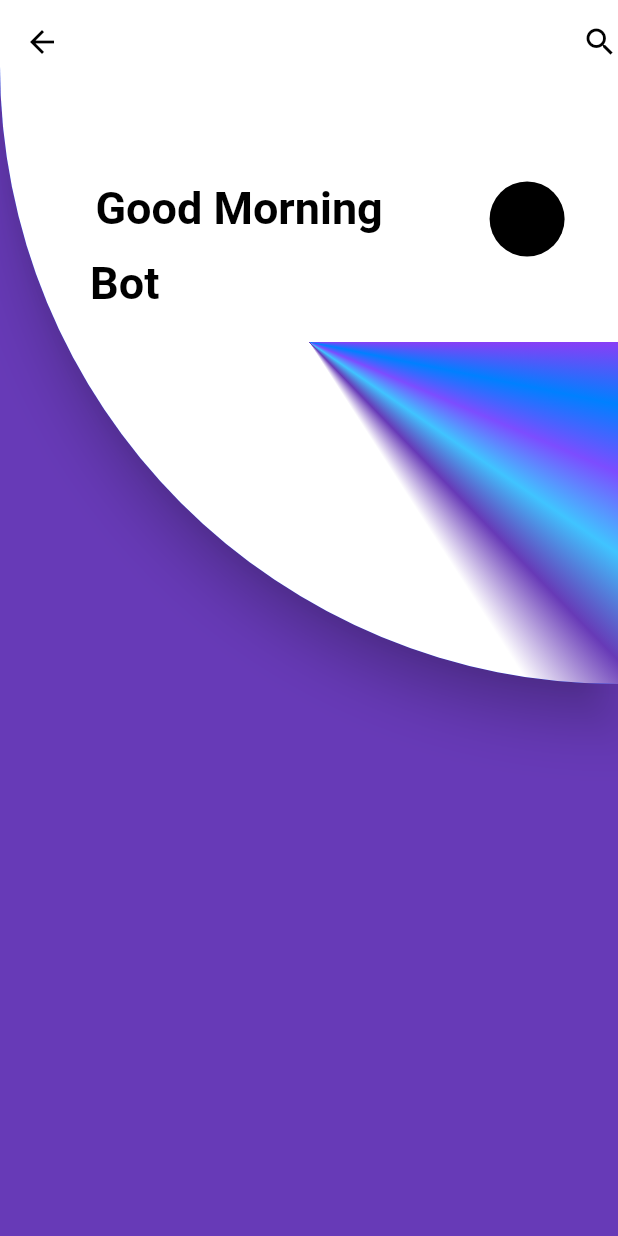
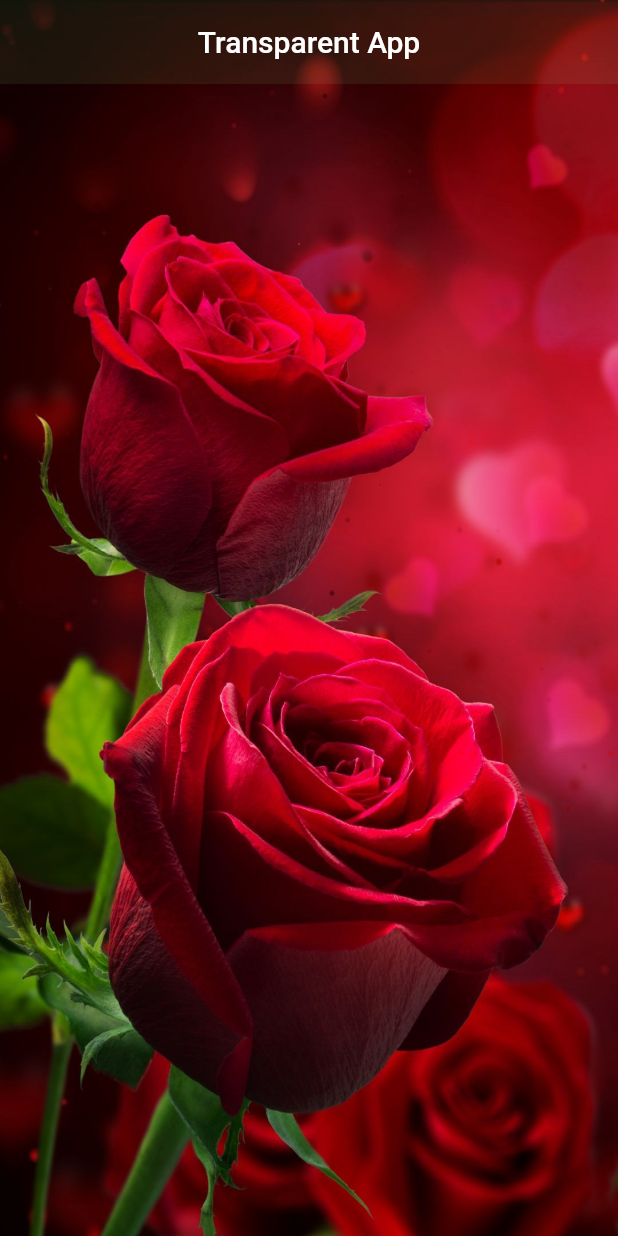
Before and after one commit to BabitaAnandKrishna/shape_appbar, a Flutter app: the screen it shows after launch, on a phone screen of 412 x 824 dp. Run offline on Flutter 3.47's test engine with Material 2 defaults, Android fonts, the phone set to English and light mode, and no system bars.

Commit message:
Transparent App bar

```diff
--- a/lib/Screen/FlasDesignAppBar.dart
+++ b/lib/Screen/FlasDesignAppBar.dart
@@ -5,28 +5,39 @@ class FlashDesignAppBar extends StatelessWidget {
   @override
   Widget build(BuildContext context) {
     return Scaffold(
-      backgroundColor: Colors.deepPurple,
+             backgroundColor: Colors.pink,
       appBar: AppBar(
         elevation: 15,
-        backgroundColor: Color(0xff083EF6),
+        // backgroundColor: Color(0xff083EF6),
         leading: Icon(Icons.arrow_back,color: Colors.black),
         actions: [(Icon(Icons.search,color: Colors.black))],
         flexibleSpace:ClipRRect(
           borderRadius: BorderRadius.only(bottomLeft: Radius.circular(600)),
+          // child: Container(
+          //   decoration: BoxDecoration(
+          //       gradient: SweepGradient(
+          //         endAngle: 1,
+          //           colors: [Color(0xff883EF6),Color(0xff0080FF),
+          //             Colors.deepPurpleAccent,Colors.lightBlueAccent,
+          //             Colors.deepPurple,Colors.white ]
+          //
+          //       )
+          //   ),
+          // ),
           child: Container(
             decoration: BoxDecoration(
                 gradient: SweepGradient(
-                  endAngle: 1,
-                    colors: [Color(0xff883EF6),Color(0xff0080FF),
-                      Colors.deepPurpleAccent,Colors.lightBlueAccent,
-                      Colors.deepPurple,Colors.white ]
-
-                )
+                    endAngle: 1,
+                    colors: [Colors.red,Colors.orange,
+                      Colors.yellow,Colors.green,
+                      Colors.blue,Colors.indigo,Colors.purpleAccent[400] ,Colors.white],
+                ),
             ),
           ),
         ),
         shape: RoundedRectangleBorder(
           borderRadius: BorderRadius.only(bottomLeft: Radius.circular(600)),
+
         ),
         bottom: PreferredSize(
           preferredSize: Size.fromHeight(400),
@@ -51,7 +62,7 @@ class FlashDesignAppBar extends StatelessWidget {
               ),
               Padding(
                 padding: const EdgeInsets.only(left:60.0),
-                child: Text("Bot", style: TextStyle(color: Colors.black,fontSize: 30,fontWeight: FontWeight.bold),),
+                child: Text("Friends", style: TextStyle(color: Colors.black,fontSize: 30,fontWeight: FontWeight.bold),),
               ),
               SizedBox(height: 250,)
             ],
--- /dev/null
+++ b/lib/Screen/Transparent_App.dart
@@ -0,0 +1,38 @@
+import 'package:flutter/material.dart';
+
+class Transparent_AppBar extends StatelessWidget {
+  @override
+  Widget build(BuildContext context) {
+    return MaterialApp(
+      debugShowCheckedModeBanner: false,
+      home: Container(
+        child: Stack(
+          fit: StackFit.expand,
+          children: <Widget>[
+            // Image.network("https://i.pinimg.com/originals/91/f9/10/91f910266ceda5724c720131ab33d136.jpg"),
+            Image.asset("assets/images/rose.png"),
+             // AssetImage("assets/images/rose.png"),
+              Scaffold(
+              backgroundColor: Colors.transparent,
+              appBar: AppBar(
+                title: Center(child: Text("Transparent App")),
+                elevation: 0,
+                  backgroundColor: Color(0xFF84C56C).withOpacity(0.1),
+                // backgroundColor: Colors.red.withOpacity(0.1),
+              ),
+
+              body: Container(
+                child: Center(
+                  // child: Text("Hello",
+                  //   style: TextStyle(color: Colors.white,fontSize: 30),
+                  // ),
+                ),
+              ),
+              ),
+          ],
+        ),
+
+      ),
+    );
+  }
+}
--- a/lib/Screen/centreDesign.dart
+++ b/lib/Screen/centreDesign.dart
@@ -35,7 +35,7 @@ class CenterDesignClass extends StatelessWidget {
               ),
               Padding(
                 padding: const EdgeInsets.only(left:48.0),
-                child: Text("Bot", style: TextStyle(color: Colors.white,fontSize: 30,fontWeight: FontWeight.bold),),
+                child: Text("Friends", style: TextStyle(color: Colors.white,fontSize: 30,fontWeight: FontWeight.bold),),
               ),
               // SizedBox(height: 100,)
               SizedBox(height: 250,)
--- a/lib/main.dart
+++ b/lib/main.dart
@@ -4,6 +4,7 @@ import 'Screen/AppBarShape.dart';
 import 'Screen/CircleDesignAppBar.dart';
 import 'Screen/Container.dart';
 import 'Screen/FlasDesignAppBar.dart';
+import 'Screen/Transparent_App.dart';
 import 'Screen/bottomRightDesignClass.dart';
 import 'Screen/centreDesign.dart';
 
@@ -34,12 +35,13 @@ class MyApp extends StatelessWidget {
         // closer together (more dense) than on mobile platforms.
         visualDensity: VisualDensity.adaptivePlatformDensity,
       ),
-      //home: AppBarShapClass(),
-      //   home:   ContainerClass(),
-      //   home:bottomRightClass(),
-      //   home: CenterDesignClass(),
-      //   home: CircleDesignAppBarClass(),
-        home:FlashDesignAppBar(),
+        // home: AppBarShapClass(),
+        // home: ContainerClass(),
+        // home: bottomRightClass(),
+        // home: CenterDesignClass(),
+        // home: CircleDesignAppBarClass(),
+        // home:FlashDesignAppBar(),
+      home: Transparent_AppBar(),
     );
   }
 }
--- a/pubspec.yaml
+++ b/pubspec.yaml
@@ -45,7 +45,8 @@ flutter:
   uses-material-design: true
 
   # To add assets to your application, add an assets section, like this:
-  # assets:
+  assets:
+    - assets/images/
   #   - images/a_dot_burr.jpeg
   #   - images/a_dot_ham.jpeg
 
```
Also changed, not shown: lib/Screen/CircleDesignAppBar.dart (+6 -3 lines), lib/Screen/Container.dart (+13 -2 lines), assets/images/rose.png (added).
